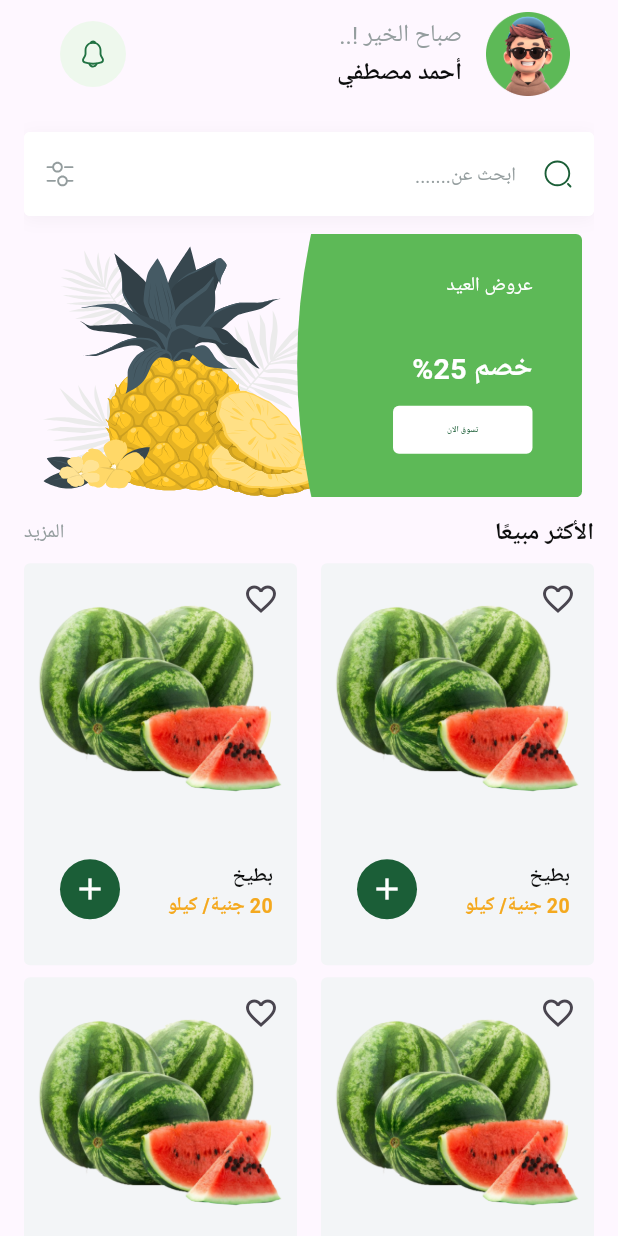
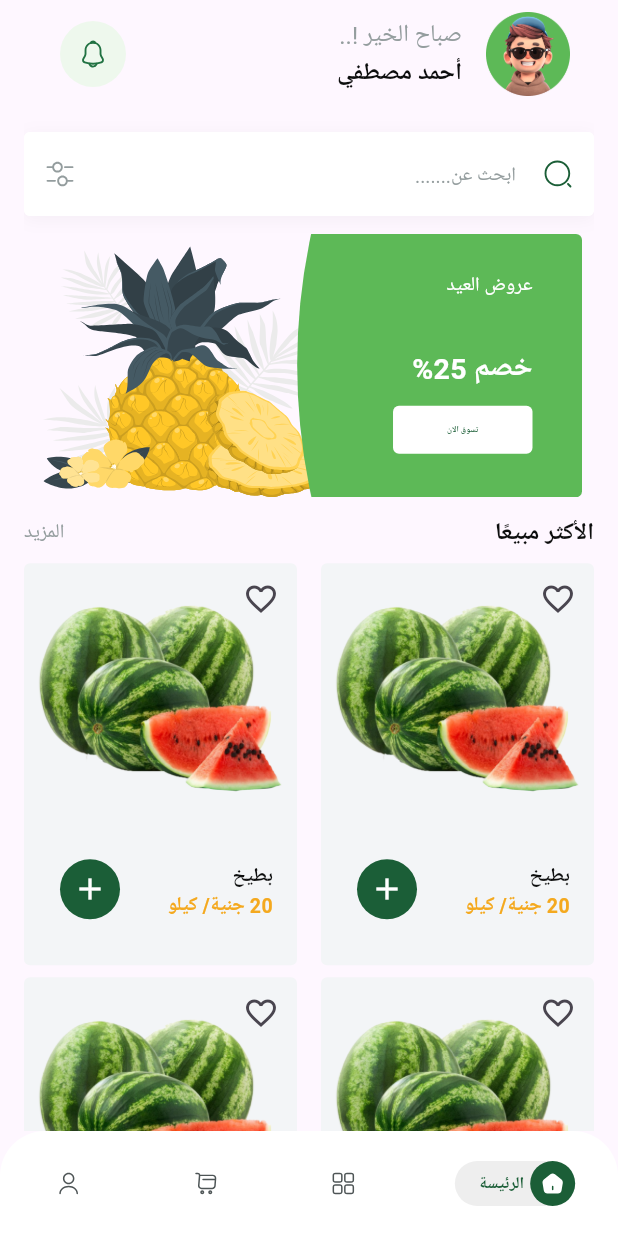
Before and after one commit to Tala-foqha/Fruit-Hub, a Flutter app: the HomeView screen opened by its route, on a phone screen of 412 x 824 dp. Run offline on Flutter 3.47's test engine with Material 3 defaults, Android fonts, the phone set to English and light mode, and no system bars; our stand-ins replace bloc, cloud_firestore, dartz, dots_indicator, firebase_auth, firebase_core and 8 more; accounts and stored records are empty; Roboto replaces fonts that are missing (Cairo); project files that could hold a hidden picture were left out.

Commit message:
active and inactive navigationbar

```diff
--- a/lib/core/utils/app_images.dart
+++ b/lib/core/utils/app_images.dart
@@ -1,7 +1,22 @@
-// core/utils/app_images.dart
 // ignore_for_file: prefer_single_quotes
 class Assets {
   Assets._();
+
+  /// Assets for resourceImagesActiveApp
+  /// assets/images/active-app.svg
+  static const String resourceImagesActiveApp = "assets/images/active-app.svg";
+
+  /// Assets for resourceImagesActiveHome
+  /// assets/images/active-home.svg
+  static const String resourceImagesActiveHome = "assets/images/active-home.svg";
+
+  /// Assets for resourceImagesActiveShoppingCart
+  /// assets/images/active-shopping-cart.svg
+  static const String resourceImagesActiveShoppingCart = "assets/images/active-shopping-cart.svg";
+
+  /// Assets for resourceImagesActiveUser
+  /// assets/images/active-user.svg
+  static const String resourceImagesActiveUser = "assets/images/active-user.svg";
 
   /// Assets for resourceImagesAppIcon
   /// assets/images/app_icon.png
@@ -14,6 +29,10 @@ class Assets {
   /// Assets for resourceImagesCheck
   /// assets/images/check.svg
   static const String resourceImagesCheck = "assets/images/check.svg";
+
+  /// Assets for resourceImagesElement3
+  /// assets/images/element-3.svg
+  static const String resourceImagesElement3 = "assets/images/element-3.svg";
 
   /// Assets for resourceImagesEllipse
   /// assets/images/Ellipse.png
@@ -34,6 +53,10 @@ class Assets {
   /// Assets for resourceImagesGoogleIcon
   /// assets/images/google_icon.svg
   static const String resourceImagesGoogleIcon = "assets/images/google_icon.svg";
+
+  /// Assets for resourceImagesHome
+  /// assets/images/home.svg
+  static const String resourceImagesHome = "assets/images/home.svg";
 
   /// Assets for resourceImagesNotification
   /// assets/images/notification.svg
@@ -63,9 +86,6 @@ class Assets {
   /// assets/images/profile-image.svg
   static const String resourceImagesProfileImage = "assets/images/profile-image.svg";
 
-  /// Assets for resourceImagesRectangle 4377
-  /// assets/images/Rectangle 4377.png
-
   /// Assets for resourceImagesSearchNormal
   /// assets/images/search-normal.svg
   static const String resourceImagesSearchNormal = "assets/images/search-normal.svg";
@@ -73,6 +93,10 @@ class Assets {
   /// Assets for resourceImagesSetting4
   /// assets/images/setting-4.svg
   static const String resourceImagesSetting4 = "assets/images/setting-4.svg";
+
+  /// Assets for resourceImagesShoppingCart
+  /// assets/images/shopping-cart.svg
+  static const String resourceImagesShoppingCart = "assets/images/shopping-cart.svg";
 
   /// Assets for resourceImagesSplashBottom
   /// assets/images/splash_bottom.svg
@@ -85,4 +109,8 @@ class Assets {
   /// Assets for resourceImagesTest
   /// assets/images/test.png
   static const String resourceImagesTest = "assets/images/test.png";
+
+  /// Assets for resourceImagesUser
+  /// assets/images/user.svg
+  static const String resourceImagesUser = "assets/images/user.svg";
 }
--- /dev/null
+++ b/lib/features/home/domain/entitis/bottom_navigation_bar_entity.dart
@@ -0,0 +1,33 @@
+// features/home/domain/entitis/bottom_navigation_bar_entity.dart
+import 'package:fruits_app/core/utils/app_images.dart';
+
+class BottomNavigationBarEntity {
+ final String activeImage,inActiveImage;
+  final String name;
+
+  BottomNavigationBarEntity({required this.activeImage, required this.inActiveImage, required this.name});
+
+
+}
+List<BottomNavigationBarEntity>getBottomNavigationItem=[
+BottomNavigationBarEntity(activeImage: Assets.resourceImagesActiveHome,
+ inActiveImage: Assets.resourceImagesHome,
+ name: 'الرئيسة'),
+
+ BottomNavigationBarEntity(
+  activeImage: Assets.resourceImagesActiveApp,
+  inActiveImage: Assets.resourceImagesElement3,
+   name: 'المنتجات'),
+
+
+   BottomNavigationBarEntity(
+    activeImage: Assets.resourceImagesActiveShoppingCart,
+   inActiveImage: Assets.resourceImagesShoppingCart,
+    name: 'سلة التسوق'),
+
+
+    BottomNavigationBarEntity(
+      activeImage: Assets.resourceImagesActiveUser,
+     inActiveImage: Assets.resourceImagesUser,
+      name: 'حسابي')
+];
--- a/lib/features/home/presentation/view/home_view.dart
+++ b/lib/features/home/presentation/view/home_view.dart
@@ -1,5 +1,6 @@
 // features/home/presentation/view/home_view.dart
 import 'package:flutter/material.dart';
+import 'package:fruits_app/features/home/presentation/view/widget/custom_bottom_navigation_bar.dart';
 import 'package:fruits_app/features/home/presentation/view/widget/home_view_body.dart';
 
 class HomeView extends StatelessWidget {
@@ -8,6 +9,7 @@ static const routeName='home-view';
   @override
   Widget build(BuildContext context) {
     return const Scaffold(
+      bottomNavigationBar: CustomBottomNavigationBar(),
       body: SafeArea(child: HomeViewBody()),
     );
   }
--- /dev/null
+++ b/lib/features/home/presentation/view/widget/active_item.dart
@@ -0,0 +1,52 @@
+// features/home/presentation/view/widget/active_item.dart
+import 'package:flutter/cupertino.dart';
+import 'package:flutter_svg/flutter_svg.dart';
+import 'package:fruits_app/core/utils/app_colors.dart';
+import 'package:fruits_app/core/utils/app_styles.dart';
+
+class ActiveItem extends StatelessWidget {
+  const ActiveItem({super.key, required this.image, required this.name});
+final String image;
+final String name;
+  @override
+  Widget build(BuildContext context) {
+    return Center(
+      child: Container(
+        padding: EdgeInsets.only(left: 16),
+        // width: 78,
+        // height: 30,
+
+        decoration: ShapeDecoration(
+          color: Color(0xffEEEEEE),
+          shape: RoundedRectangleBorder(
+
+            borderRadius: BorderRadius.circular(30)
+          )
+          ),
+          child: Row(
+            mainAxisSize: MainAxisSize.min,
+            children: [
+              Container(
+                width: 30,
+                height: 30,
+                decoration: BoxDecoration(
+                  color: AppColors.primaryColor,
+                  borderRadius:   BorderRadius.circular(30)
+                ),
+                child: Center(child: SvgPicture.asset(image)),
+              ),
+             SizedBox(width: 4,) ,
+             Text(name,style: AppStyles.semiBold11.copyWith(
+              color: AppColors.primaryColor
+             ),),
+
+
+
+            ],
+
+          ),
+
+      ),
+    );
+  }
+}
--- /dev/null
+++ b/lib/features/home/presentation/view/widget/custom_bottom_navigation_bar.dart
@@ -0,0 +1,58 @@
+// features/home/presentation/view/widget/custom_bottom_navigation_bar.dart
+import 'package:flutter/cupertino.dart';
+import 'package:flutter/material.dart';
+import 'package:fruits_app/features/home/domain/entitis/bottom_navigation_bar_entity.dart';
+import 'package:fruits_app/features/home/presentation/view/widget/navigation_bar_item.dart';
+
+class CustomBottomNavigationBar extends StatefulWidget {
+  const CustomBottomNavigationBar({super.key});
+
+  @override
+  State<CustomBottomNavigationBar> createState() => _CustomBottomNavigationBarState();
+}
+
+class _CustomBottomNavigationBarState extends State<CustomBottomNavigationBar> {
+  int isSelected=0;
+  @override
+  Widget build(BuildContext context) {
+    return Container(
+      height: 70,
+      width: 375,
+      decoration:
+       ShapeDecoration(
+        color: Colors.white,
+        shape: RoundedRectangleBorder(
+          borderRadius: BorderRadius.only(
+            topLeft: Radius.circular(30,),
+            topRight:  Radius.circular(30,),
+          )
+        ),
+        shadows: [
+          BoxShadow(
+            color: Color(0xff0000001A),
+            blurRadius: 25,
+            offset: Offset(0, -2),
+            spreadRadius: 0
+          )
+        ]
+
+      ),
+      child:Row(
+        children:getBottomNavigationItem.asMap().entries.map((e){
+          var index=e.key;
+          var entity=e.value;
+return Expanded(
+  flex: index==isSelected?3:2,
+  child: GestureDetector(
+    onTap: () {
+      setState(() {
+        isSelected=index;
+      });
+    },
+    child: NavigationBarItem(isSelected: index==isSelected, barEntity: entity)),
+);
+        }).toList(),
+      ) ,
+    );
+  }
+}
--- /dev/null
+++ b/lib/features/home/presentation/view/widget/in_active_item.dart
@@ -0,0 +1,13 @@
+// features/home/presentation/view/widget/in_active_item.dart
+import 'package:flutter/cupertino.dart';
+import 'package:flutter_svg/svg.dart';
+
+class InActiveItem extends StatelessWidget {
+  const InActiveItem({super.key, required this.image});
+  final String image;
+
+  @override
+  Widget build(BuildContext context) {
+    return SvgPicture.asset(image);
+  }
+}
--- /dev/null
+++ b/lib/features/home/presentation/view/widget/navigation_bar_item.dart
@@ -0,0 +1,15 @@
+// features/home/presentation/view/widget/navigation_bar_item.dart
+import 'package:flutter/cupertino.dart';
+import 'package:fruits_app/features/home/domain/entitis/bottom_navigation_bar_entity.dart';
+import 'package:fruits_app/features/home/presentation/view/widget/active_item.dart';
+import 'package:fruits_app/features/home/presentation/view/widget/in_active_item.dart';
+
+class NavigationBarItem extends StatelessWidget {
+  const NavigationBarItem({super.key, required this.isSelected, required this.barEntity, });
+final bool isSelected;
+final BottomNavigationBarEntity barEntity;
+  @override
+  Widget build(BuildContext context) {
+    return isSelected?ActiveItem(image: barEntity.activeImage,name: barEntity.name,):InActiveItem(image: barEntity.inActiveImage);
+  }
+}
```
Also changed, not shown: assets/images/active-app.svg (added), assets/images/active-home.svg (added), assets/images/active-shopping-cart.svg (added), assets/images/active-user.svg (added), assets/images/element-3.svg (added), assets/images/home.svg (added), assets/images/shopping-cart.svg (added), assets/images/user.svg (added).
